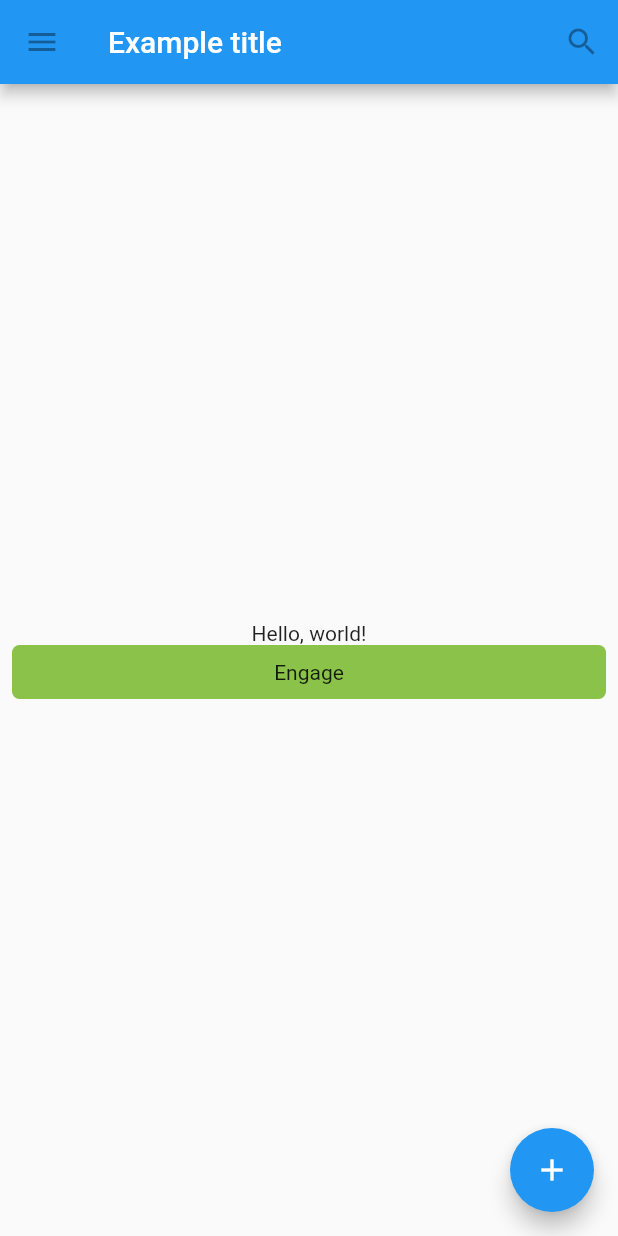
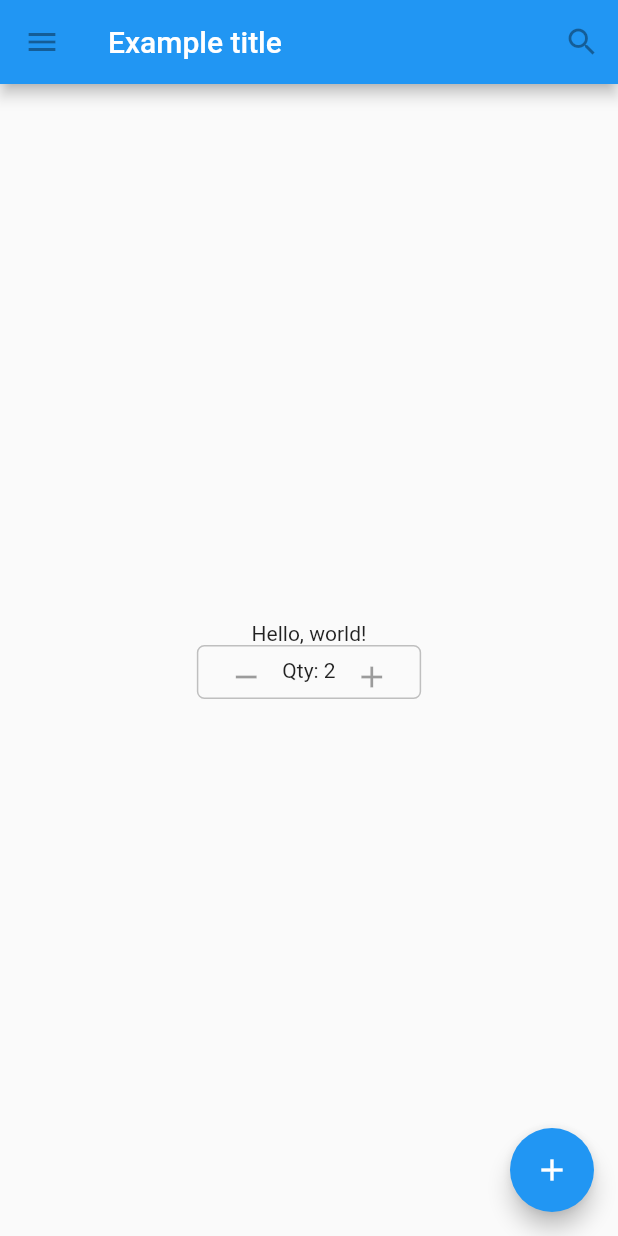
Before and after one commit to clemoseitano/flutter_tutorial, a Flutter app: the screen it shows after launch, on a phone screen of 412 x 824 dp. Run offline on Flutter 3.47's test engine with Material 2 defaults, Android fonts, the phone set to English and light mode, and no system bars.

Commit message:
Created snippets.dart file, moved MyButton class into snippets class, created AddToCartButton as a stateless class

```diff
--- a/lib/main.dart
+++ b/lib/main.dart
@@ -8,24 +8,37 @@ void main() {
   ));
 }
 
-class MyButton extends StatelessWidget {
+
+class AddToCartButton extends StatelessWidget {
   @override
   Widget build(BuildContext context) {
-    return GestureDetector(
-      onTap: () {
-        print('MyButton was tapped!');
-      },
-      child: Container(
+    return Container(
       height: 36.0,
       padding: const EdgeInsets.all(8.0),
       margin: const EdgeInsets.symmetric(horizontal: 8.0),
       decoration: BoxDecoration(
         borderRadius: BorderRadius.circular(5.0),
-          color: Colors.lightGreen[500],
+        //color: Color.fromARGB(100, 100, 100, 100),
+        border: Border.all(color: Color.fromARGB(100, 100, 100, 100))
+        //color: Colors.lightGreen[500],
       ),
-        child: Center(
-          child: Text('Engage'),
+      child: Row(
+        mainAxisSize: MainAxisSize.min,
+        crossAxisAlignment: CrossAxisAlignment.stretch,
+        mainAxisAlignment: MainAxisAlignment.center,
+        children: <Widget>[
+          IconButton(
+            padding: const EdgeInsets.all(0.0),
+            icon: Icon(Icons.remove),
+            onPressed: null,
           ),
+          Text('Qty: 2'),
+          IconButton(
+            padding: const EdgeInsets.all(0.0),
+            icon: Icon(Icons.add),
+            onPressed: null,
+          )
+        ],
       ),
     );
   }
@@ -54,8 +67,11 @@ class TutorialHome extends StatelessWidget {
       ),
       // body is the majority of the screen.
       body: Center(
-        child: Column(children: <Widget>[contentText, MyButton()],
-          mainAxisAlignment: MainAxisAlignment.center, crossAxisAlignment: CrossAxisAlignment.center,),
+        child: Column(
+          children: <Widget>[contentText, AddToCartButton()],
+          mainAxisAlignment: MainAxisAlignment.center,
+          crossAxisAlignment: CrossAxisAlignment.center,
+        ),
       ),
       floatingActionButton: FloatingActionButton(
         tooltip: 'Add', // used by assistive technologies
```
Also changed, not shown: lib/snippets.dart (added, +25 -0 lines). Lines whose indentation alone changed are shown as unchanged.
